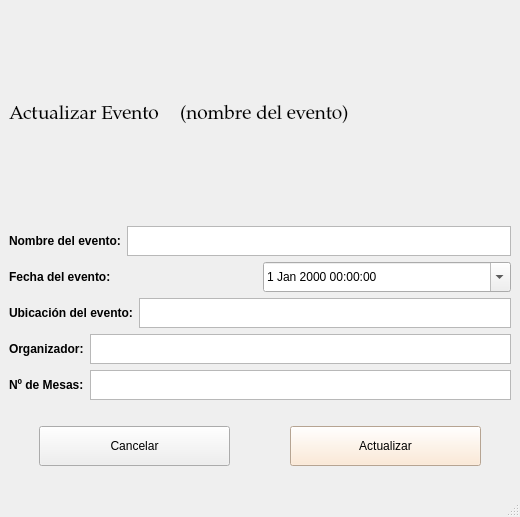
Before: the Qt Designer form src/ui/ActualizarEvento.ui in IvanJesusCorbalanPascual/Gestor-de-Eventos, drawn with Qt 5.
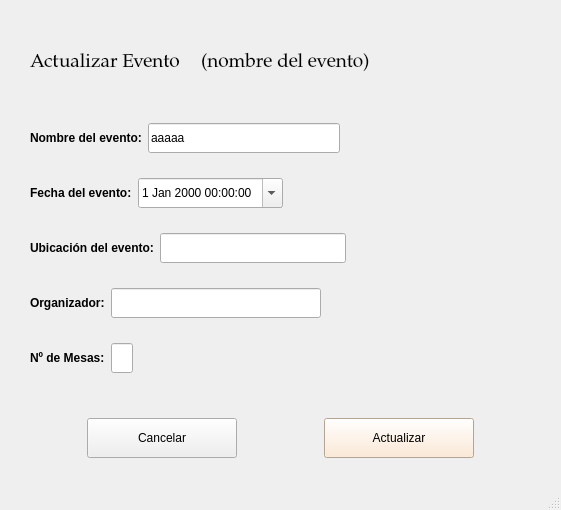
After: the same form once the commit is applied.

The edit to the form file:
```diff
--- a/src/ui/ActualizarEvento.ui
+++ b/src/ui/ActualizarEvento.ui
@@ -6,19 +6,31 @@
    <rect>
     <x>0</x>
     <y>0</y>
-    <width>520</width>
-    <height>517</height>
+    <width>561</width>
+    <height>510</height>
    </rect>
   </property>
   <property name="windowTitle">
    <string>MainWindow</string>
   </property>
   <widget class="QWidget" name="centralwidget">
-   <layout class="QVBoxLayout" name="verticalLayout">
+   <layout class="QVBoxLayout" name="verticalLayout" stretch="1,1,1,1,1,1,1">
+    <property name="leftMargin">
+     <number>30</number>
+    </property>
+    <property name="rightMargin">
+     <number>30</number>
+    </property>
     <item>
      <layout class="QHBoxLayout" name="horizontalLayout" stretch="1,2">
       <item>
        <widget class="QLabel" name="ActualizarEvento">
+        <property name="maximumSize">
+         <size>
+          <width>16777215</width>
+          <height>70</height>
+         </size>
+        </property>
         <property name="font">
          <font>
           <family>Palatino Linotype</family>
@@ -32,6 +44,12 @@
       </item>
       <item>
        <widget class="QLabel" name="lblNombreEvento">
+        <property name="maximumSize">
+         <size>
+          <width>16777215</width>
+          <height>70</height>
+         </size>
+        </property>
         <property name="font">
          <font>
           <family>Palatino Linotype</family>
@@ -67,18 +85,31 @@
        </widget>
       </item>
       <item>
-       <widget class="QTextEdit" name="txtNombreEventoActualizar">
+       <widget class="QLineEdit" name="lneNuevoNombreEvento">
         <property name="maximumSize">
          <size>
-          <width>16777215</width>
+          <width>300</width>
           <height>30</height>
          </size>
         </property>
-        <property name="placeholderText">
-         <string/>
+        <property name="text">
+         <string>aaaaa</string>
         </property>
        </widget>
       </item>
+      <item>
+       <spacer name="horizontalSpacer_5">
+        <property name="orientation">
+         <enum>Qt::Horizontal</enum>
+        </property>
+        <property name="sizeHint" stdset="0">
+         <size>
+          <width>40</width>
+          <height>20</height>
+         </size>
+        </property>
+       </spacer>
+      </item>
      </layout>
     </item>
     <item>
@@ -115,6 +146,19 @@
         </property>
        </widget>
       </item>
+      <item>
+       <spacer name="horizontalSpacer_4">
+        <property name="orientation">
+         <enum>Qt::Horizontal</enum>
+        </property>
+        <property name="sizeHint" stdset="0">
+         <size>
+          <width>40</width>
+          <height>20</height>
+         </size>
+        </property>
+       </spacer>
+      </item>
      </layout>
     </item>
     <item>
@@ -139,18 +183,28 @@
        </widget>
       </item>
       <item>
-       <widget class="QTextEdit" name="txtUbicacionEventoActualizar">
-        <property name="maximumSize">
+       <widget class="QLineEdit" name="lneActualizarUbicacionEvento">
+        <property name="minimumSize">
          <size>
-          <width>16777215</width>
+          <width>0</width>
           <height>30</height>
          </size>
         </property>
-        <property name="placeholderText">
-         <string/>
-        </property>
        </widget>
       </item>
+      <item>
+       <spacer name="horizontalSpacer_3">
+        <property name="orientation">
+         <enum>Qt::Horizontal</enum>
+        </property>
+        <property name="sizeHint" stdset="0">
+         <size>
+          <width>40</width>
+          <height>20</height>
+         </size>
+        </property>
+       </spacer>
+      </item>
      </layout>
     </item>
     <item>
@@ -175,22 +229,35 @@
        </widget>
       </item>
       <item>
-       <widget class="QTextEdit" name="txtOrganizadorActualizar">
-        <property name="maximumSize">
+       <widget class="QLineEdit" name="lneActualizarOrganizador">
+        <property name="minimumSize">
          <size>
-          <width>16777215</width>
+          <width>0</width>
           <height>30</height>
          </size>
         </property>
-        <property name="placeholderText">
-         <string/>
-        </property>
        </widget>
       </item>
+      <item>
+       <spacer name="horizontalSpacer_2">
+        <property name="orientation">
+         <enum>Qt::Horizontal</enum>
+        </property>
+        <property name="sizeHint" stdset="0">
+         <size>
+          <width>40</width>
+          <height>20</height>
+         </size>
+        </property>
+       </spacer>
+      </item>
      </layout>
     </item>
     <item>
-     <layout class="QHBoxLayout" name="horizontalLayout_6">
+     <layout class="QHBoxLayout" name="horizontalLayout_6" stretch="1,0,0">
+      <property name="spacing">
+       <number>6</number>
+      </property>
       <item>
        <widget class="QLabel" name="NumeroDeMesas">
         <property name="maximumSize">
@@ -211,18 +278,31 @@
        </widget>
       </item>
       <item>
-       <widget class="QTextEdit" name="txtNumMesasActualizar">
-        <property name="maximumSize">
+       <widget class="QLineEdit" name="lneActualizarMesas">
+        <property name="minimumSize">
          <size>
-          <width>16777215</width>
+          <width>0</width>
           <height>30</height>
          </size>
         </property>
-        <property name="placeholderText">
-         <string/>
-        </property>
        </widget>
       </item>
+      <item>
+       <spacer name="horizontalSpacer">
+        <property name="orientation">
+         <enum>Qt::Horizontal</enum>
+        </property>
+        <property name="sizeType">
+         <enum>QSizePolicy::Maximum</enum>
+        </property>
+        <property name="sizeHint" stdset="0">
+         <size>
+          <width>10000</width>
+          <height>20</height>
+         </size>
+        </property>
+       </spacer>
+      </item>
      </layout>
     </item>
     <item>
@@ -240,16 +320,22 @@
        <number>30</number>
       </property>
       <property name="bottomMargin">
-       <number>20</number>
+       <number>0</number>
       </property>
       <item>
        <widget class="QPushButton" name="btnCancelarActualizacion">
         <property name="minimumSize">
          <size>
-          <width>0</width>
+          <width>75</width>
           <height>40</height>
          </size>
         </property>
+        <property name="maximumSize">
+         <size>
+          <width>150</width>
+          <height>16777215</height>
+         </size>
+        </property>
         <property name="cursor">
          <cursorShape>PointingHandCursor</cursorShape>
         </property>
@@ -265,10 +351,16 @@
        <widget class="QPushButton" name="btnActualizarEvento">
         <property name="minimumSize">
          <size>
-          <width>0</width>
+          <width>75</width>
           <height>40</height>
          </size>
         </property>
+        <property name="maximumSize">
+         <size>
+          <width>150</width>
+          <height>16777215</height>
+         </size>
+        </property>
         <property name="cursor">
          <cursorShape>PointingHandCursor</cursorShape>
         </property>
```
Left out of the diff: 6 changed lines with no effect on the pictures.
